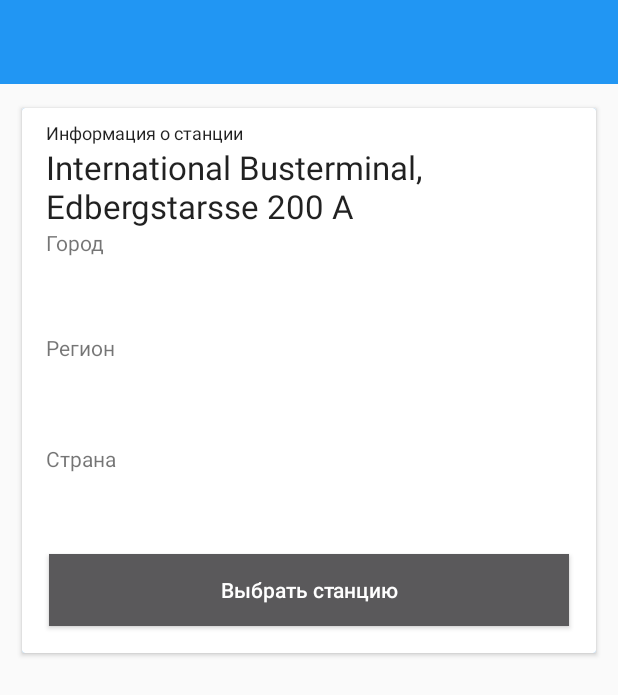
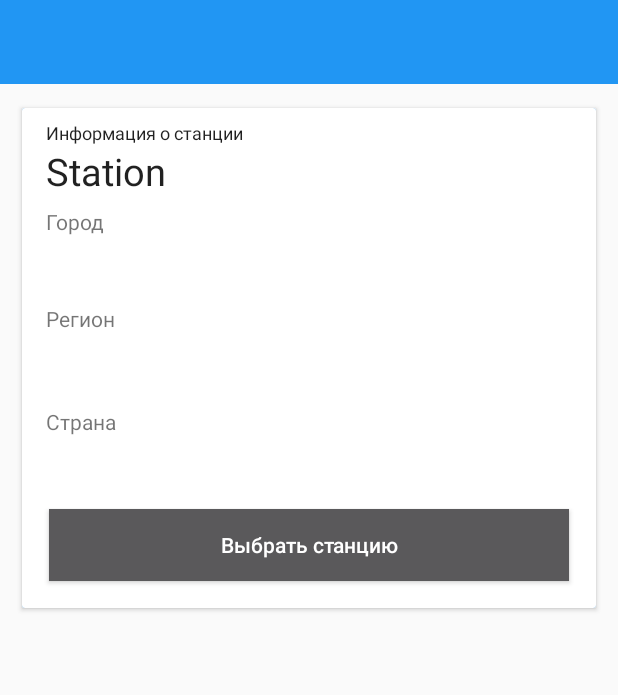
Before and after one commit to kutuzov/Stations, an Android app: the layout activity_station.xml on its own in the app's theme, with its tools: preview values and no code run, on a phone screen of 412 x 824 dp. Shown: the top 695 px of the screen. Run offline under Robolectric (Android 15) with nearby library versions, the phone set to English and light mode, and no system bars.

Commit message:
Redesign grid color

```diff
--- a/app/src/main/res/layout/activity_station.xml
+++ b/app/src/main/res/layout/activity_station.xml
@@ -83,10 +83,17 @@
                     android:layout_width="fill_parent"
                     android:layout_height="wrap_content"
                     android:paddingLeft="8dp"
-                    android:text="International Busterminal, Edbergstarsse 200 A"
+                    android:text="Station"
                     android:textColor="@color/body_text_1"
-                    android:textSize="22sp" />
+                    android:textSize="25sp" />
 
+                    <TextView
+                        android:id="@+id/borderline0"
+                        android:layout_width="match_parent"
+                        android:layout_height="wrap_content"
+                        android:background="@drawable/border_text"
+                        android:paddingTop="4dp"
+                        android:textSize="1sp" />
 
 
                 <TextView
@@ -106,7 +113,7 @@
                     android:paddingLeft="8dp"
                     android:paddingRight="8dp"
                     android:textColor="@color/body_text_1"
-                    android:textSize="@dimen/text_size_xlarge" />
+                    android:textSize="22sp" />
 
                 <TextView
                     android:id="@+id/borderline"
@@ -135,7 +142,7 @@
                     android:paddingRight="8dp"
                     android:paddingTop="4dp"
                     android:textColor="@color/body_text_1"
-                    android:textSize="@dimen/text_size_xlarge" />
+                    android:textSize="22sp" />
 
                 <TextView
                     android:id="@+id/borderline1"
@@ -164,7 +171,7 @@
                     android:paddingRight="8dp"
                     android:paddingTop="4dp"
                     android:textColor="@color/body_text_1"
-                    android:textSize="@dimen/text_size_xlarge" />
+                    android:textSize="22sp" />
 
                     <Button
                         android:id="@+id/btnSelectStation"
--- a/app/src/main/res/values/strings.xml
+++ b/app/src/main/res/values/strings.xml
@@ -18,6 +18,7 @@
     <string name="regionTitle">Регион</string>
     <string name="countryTitle">Страна</string>
     <string name="changeStationButtonText">Выбрать станцию</string>
+    <string name="textCity">город</string>
 
 
     <!--<string name=""></string>-->
```
Also changed, not shown: app/src/main/java/com/example/mike/stations/CardOverviewAdapter.java (+9 -12 lines), app/src/main/java/com/example/mike/stations/MainActivity.java (+1 -8 lines), app/src/main/java/com/example/mike/stations/ShowStationActivity.java (+24 -3 lines), app/src/main/java/com/example/mike/stations/StationsApplication.java (+37 -8 lines), app/src/main/res/layout/card.xml (+3 -5 lines).
